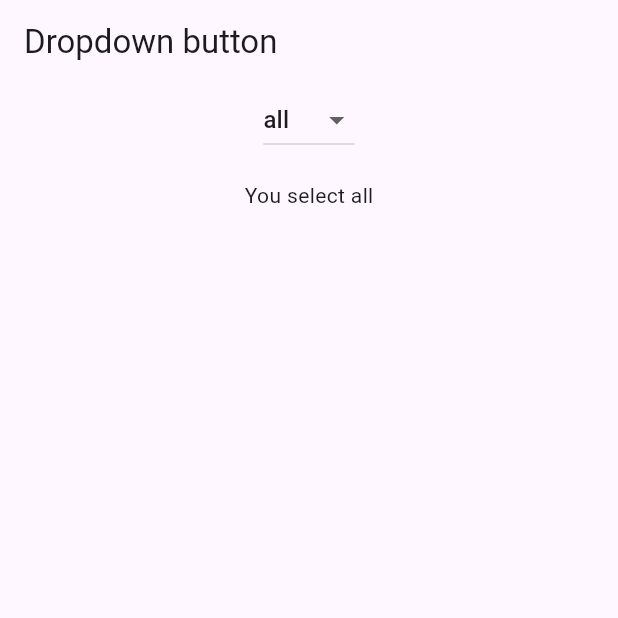
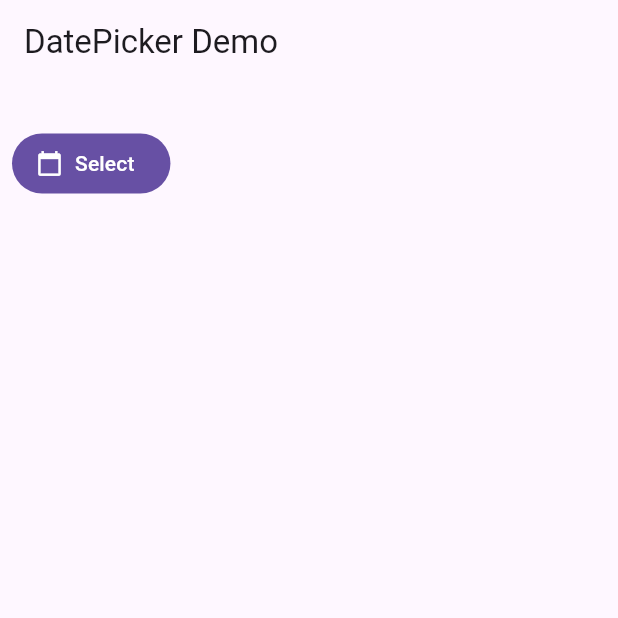
Before and after one commit to Mondanai/App, a Flutter app: the screen it shows after launch, on a phone screen of 412 x 824 dp, the top half of it. Run offline on Flutter 3.47's test engine with Material 3 defaults, Android fonts, the light colour scheme and no system bars.

Commit message:
datepickerdemo

```diff
--- a/lib/main.dart
+++ b/lib/main.dart
@@ -1,7 +1,7 @@
 import 'package:flutter/material.dart';
-import 'package:flutter_application_week5/week7/dropdowndemo.dart';
+import 'package:flutter_application_week5/week7/datepickerdemo.dart';
 
 
 void main() {
-  runApp(MaterialApp(debugShowCheckedModeBanner: false, home: DropdownDemo()));
+  runApp(MaterialApp(debugShowCheckedModeBanner: false, home: DatePickerDemo()));
 }
--- /dev/null
+++ b/lib/week7/datepickerdemo.dart
@@ -0,0 +1,54 @@
+import 'package:flutter/material.dart';
+
+
+class DatePickerDemo extends StatefulWidget {
+  const DatePickerDemo({super.key});
+
+
+  @override
+  State<DatePickerDemo> createState() => _DatePickerDemoState();
+}
+
+
+class _DatePickerDemoState extends State<DatePickerDemo> {
+  String _date = '';
+
+
+  void selectDate() async {
+    DateTime? dt = await showDatePicker(
+      context: context,
+      initialDate: DateTime.now(),
+      firstDate: DateTime(DateTime.now().year, 1, 1),
+      lastDate: DateTime(DateTime.now().year, 12, 31),
+    );
+
+
+    if (dt != null) {
+      setState(() {
+        _date = '${dt.day}/${dt.month}/${dt.year}';
+        // _date = dt.toString();
+      });
+    }
+  }
+
+
+  @override
+  Widget build(BuildContext context) {
+    return Scaffold(
+      appBar: AppBar(title: const Text('DatePicker Demo')),
+      body: Padding(
+        padding: const EdgeInsets.all(8.0),
+        child: Column(
+          children: [
+            Text(_date),
+            FilledButton.icon(
+              onPressed: selectDate,
+              icon: const Icon(Icons.calendar_today),
+              label: const Text('Select'),
+            ),
+          ],
+        ),
+      ),
+    );
+  }
+}
```
